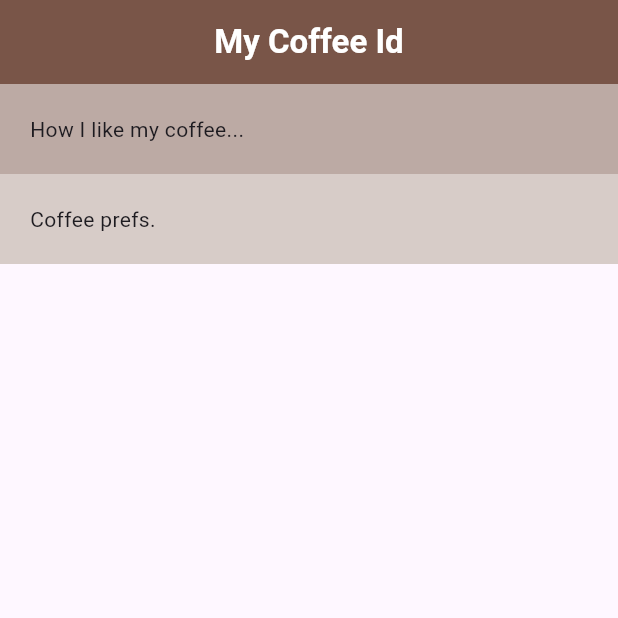
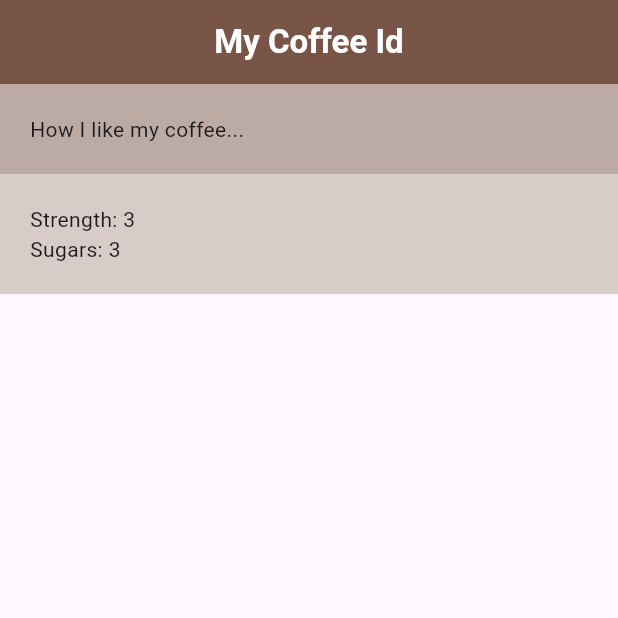
Before and after one commit to lordsayur/coffee-card, a Flutter app: the screen it shows after launch, on a phone screen of 412 x 824 dp, the top half of it. Run offline on Flutter 3.47's test engine with Material 3 defaults, Android fonts, the phone set to English and light mode, and no system bars.

Commit message:
✨ #12 - Rows

```diff
--- /dev/null
+++ b/lib/coffee_prefs.dart
@@ -0,0 +1,31 @@
+import 'package:flutter/material.dart';
+
+class CoffeePrefs extends StatelessWidget {
+  const CoffeePrefs({super.key});
+
+  @override
+  Widget build(BuildContext context) {
+    return const Column(
+      children: [
+        Row(
+          children: [
+            Text("Strength: "),
+            Text("3"),
+            SizedBox(
+              width: 50,
+            )
+          ],
+        ),
+        Row(
+          children: [
+            Text("Sugars: "),
+            Text("3"),
+            SizedBox(
+              width: 50,
+            )
+          ],
+        )
+      ],
+    );
+  }
+}
--- a/lib/home.dart
+++ b/lib/home.dart
@@ -1,4 +1,5 @@
 import 'package:flutter/material.dart';
+import 'package:myapp/coffee_prefs.dart';
 
 class Home extends StatelessWidget {
   const Home({super.key});
@@ -27,7 +28,7 @@ class Home extends StatelessWidget {
             Container(
               color: Colors.brown[100],
               padding: const EdgeInsets.all(20),
-              child: const Text("Coffee prefs."),
+              child: const CoffeePrefs(),
             ),
           ],
         ),
```
Also changed, not shown: lib/sandbox.dart (+6 -16 lines), 1 other file.
